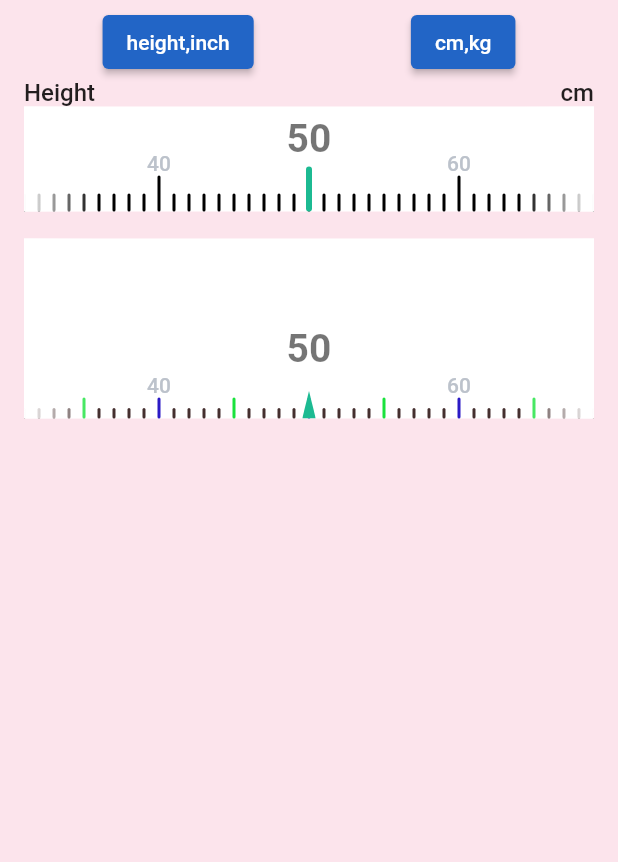
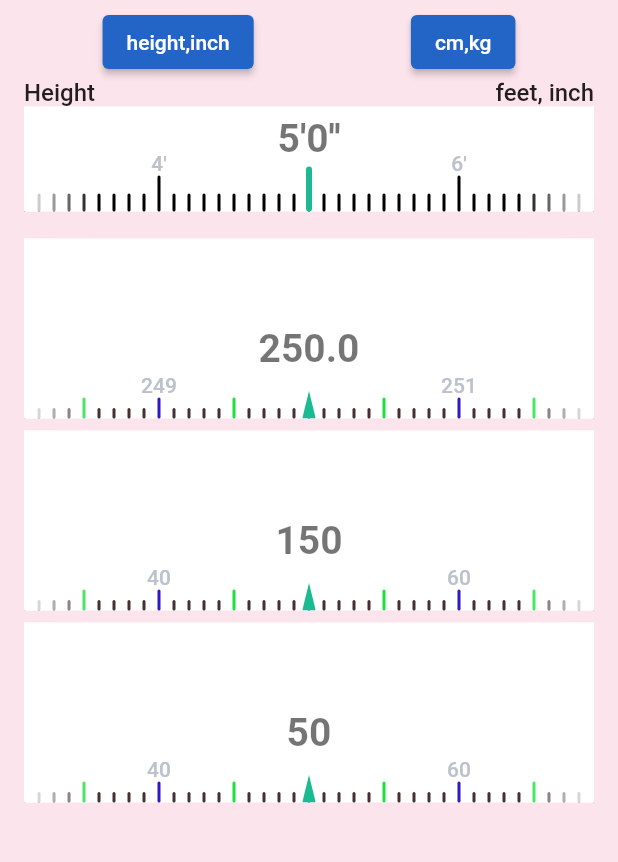
Before and after one commit to lenhatminh0528/Flutter_test, a Flutter app: the screen it shows after launch, on a phone screen of 412 x 824 dp, the part 120-982 px from its top. Run offline on Flutter 3.47's test engine with Material 2 defaults, Android fonts, the light colour scheme and no system bars; missing offline and left inert: dart:ffi, flutter_ruler_picker.

Commit message:
finish ruler scale

```diff
--- a/lib/screens/sign_in.dart
+++ b/lib/screens/sign_in.dart
@@ -19,7 +19,9 @@ class _SignInViewState extends BasePageScreenState<SignInView> with BaseScreen {
   final TextEditingController _firstNameController = TextEditingController();
   RulerPickerController? _rulerPickerController;
   int currentValue = 50;
-  int currentValue2 = 50;
+  int currentValue2 = 2500;
+  int currentValue3 = 150;
+  int currentValue4 = 50;
   String selectType = "height,inch";
   @override
   void initState() {
@@ -79,14 +81,14 @@ class _SignInViewState extends BasePageScreenState<SignInView> with BaseScreen {
                   ),
                   Row(
                     mainAxisAlignment: MainAxisAlignment.spaceBetween,
-                    children: [Text("Height"), Text("cm")],
+                    children: [Text("Height"), Text("feet, inch")],
                   ),
                   MyRulerPicker(
                     width: MediaQuery.of(context).size.width - 32,
                     height: 70,
                     controller: _rulerPickerController!,
                     beginValue: 0,
-                    endValue: 200,
+                    endValue: 100,
                     initValue: currentValue,
                     scaleLineStyleList: const [
                       ScaleLineStyle(
@@ -98,9 +100,9 @@ class _SignInViewState extends BasePageScreenState<SignInView> with BaseScreen {
                         scale: -1,
                       ),
                     ],
-                    // onBuildRulerScalueText: (index, scaleValue) {
-                    //   return ''.toString();
-                    // },
+                    onBuildRulerScalueText: (index, scaleValue) {
+                      return "${(scaleValue / 10).toInt()}'";
+                    },
                     onValueChange: (value) {
                       setState(() {
                         currentValue = value;
@@ -114,7 +116,7 @@ class _SignInViewState extends BasePageScreenState<SignInView> with BaseScreen {
                         Container(
                           // color: Colors.red,
                           child: Text(
-                            currentValue.toString(),
+                            "${(currentValue / 10).toInt().toString()}'${(currentValue % 10).toInt().toString()}''",
                             style: Theme.of(context).textTheme.headline2,
                           ),
                         ),
@@ -134,7 +136,72 @@ class _SignInViewState extends BasePageScreenState<SignInView> with BaseScreen {
                   MyRulerPicker(
                     controller: _rulerPickerController!,
                     beginValue: 0,
-                    endValue: 300,
+                    endValue: 3000,
+                    initValue: currentValue2,
+                    scaleLineStyleList: const [
+                      ScaleLineStyle(
+                          color: Color.fromARGB(255, 43, 26, 197),
+                          width: 2,
+                          height: 14,
+                          scale: 0),
+                      ScaleLineStyle(
+                          color: Color.fromARGB(255, 26, 226, 60),
+                          width: 2,
+                          height: 14,
+                          scale: 5),
+                      ScaleLineStyle(
+                          color: Color.fromARGB(255, 69, 47, 47),
+                          width: 2,
+                          height: 7,
+                          scale: -1)
+                    ],
+                    onBuildRulerScalueText: (index, scaleValue) {
+                      return "${(scaleValue / 10).toInt().toString()}";
+                    },
+                    onValueChange: (value) {
+                      setState(() {
+                        currentValue2 = value;
+                      });
+                    },
+                    width: MediaQuery.of(context).size.width - 32,
+                    height: 120,
+                    rulerMarginTop: 8,
+                    marker: Column(
+                      mainAxisAlignment: MainAxisAlignment.end,
+                      children: [
+                        Padding(
+                          padding: const EdgeInsets.all(10),
+                          child: Container(
+                            // color: Colors.black,
+                            child: Text(
+                              "${(currentValue2 / 10).toString()}",
+                              style: Theme.of(context).textTheme.headline2,
+                            ),
+                            // child: BackdropFilter(
+                            //   filter:
+                            //       ImageFilter.blur(sigmaX: 3.0, sigmaY: 3.0),
+                            //   child: Text(
+                            //     currentValue2.toString(),
+                            //     style: Theme.of(context).textTheme.headline2,
+                            //   ),
+                            // ),
+                          ),
+                        ),
+                        ClipPath(
+                          clipper: TriangleClipper(),
+                          child: Container(
+                            color: const Color.fromRGBO(28, 186, 146, 1),
+                            height: 22,
+                            width: 9,
+                          ),
+                        ),
+                      ],
+                    ),
+                  ),
+                  MyRulerPicker(
+                    controller: _rulerPickerController!,
+                    beginValue: 0,
+                    endValue: 600,
                     initValue: currentValue,
                     scaleLineStyleList: const [
                       ScaleLineStyle(
@@ -153,12 +220,12 @@ class _SignInViewState extends BasePageScreenState<SignInView> with BaseScreen {
                           height: 7,
                           scale: -1)
                     ],
-                    // onBuildRulerScalueText: (index, scaleValue) {
-                    //   return ''.toString();
-                    // },
+                    onBuildRulerScalueText: (index, scaleValue) {
+                      return "${scaleValue.toString()}";
+                    },
                     onValueChange: (value) {
                       setState(() {
-                        currentValue2 = value;
+                        currentValue3 = value;
                       });
                     },
                     width: MediaQuery.of(context).size.width - 32,
@@ -172,7 +239,72 @@ class _SignInViewState extends BasePageScreenState<SignInView> with BaseScreen {
                           child: Container(
                             // color: Colors.black,
                             child: Text(
-                              currentValue2.toString(),
+                              "${currentValue3.toString()}",
+                              style: Theme.of(context).textTheme.headline2,
+                            ),
+                            // child: BackdropFilter(
+                            //   filter:
+                            //       ImageFilter.blur(sigmaX: 3.0, sigmaY: 3.0),
+                            //   child: Text(
+                            //     currentValue2.toString(),
+                            //     style: Theme.of(context).textTheme.headline2,
+                            //   ),
+                            // ),
+                          ),
+                        ),
+                        ClipPath(
+                          clipper: TriangleClipper(),
+                          child: Container(
+                            color: const Color.fromRGBO(28, 186, 146, 1),
+                            height: 22,
+                            width: 9,
+                          ),
+                        ),
+                      ],
+                    ),
+                  ),
+                  MyRulerPicker(
+                    controller: _rulerPickerController!,
+                    beginValue: 0,
+                    endValue: 200,
+                    initValue: currentValue4,
+                    scaleLineStyleList: const [
+                      ScaleLineStyle(
+                          color: Color.fromARGB(255, 43, 26, 197),
+                          width: 2,
+                          height: 14,
+                          scale: 0),
+                      ScaleLineStyle(
+                          color: Color.fromARGB(255, 26, 226, 60),
+                          width: 2,
+                          height: 14,
+                          scale: 5),
+                      ScaleLineStyle(
+                          color: Color.fromARGB(255, 69, 47, 47),
+                          width: 2,
+                          height: 7,
+                          scale: -1)
+                    ],
+                    onBuildRulerScalueText: (index, scaleValue) {
+                      return "${scaleValue.toString()}";
+                    },
+                    onValueChange: (value) {
+                      setState(() {
+                        currentValue4 = value;
+                      });
+                    },
+                    width: MediaQuery.of(context).size.width - 32,
+                    height: 120,
+                    rulerMarginTop: 8,
+                    marker: Column(
+                      mainAxisAlignment: MainAxisAlignment.end,
+                      children: [
+                        Padding(
+                          padding: const EdgeInsets.all(10),
+                          child: Container(
+                            // color: Colors.black,
+                            child: Text(
+                              "${currentValue4.toString()}",
                               style: Theme.of(context).textTheme.headline2,
                             ),
                             // child: BackdropFilter(
--- a/lib/widgets/ruler.dart
+++ b/lib/widgets/ruler.dart
@@ -17,9 +17,6 @@ class RulerPickerController extends ValueNotifier<int> {
 
 typedef ValueChangedCallback = void Function(int value);
 
-/// RulerPicker 标尺选择器
-/// [width] 必须是具体的值，包括父级container的width，不能是 double.infinity，
-/// 可以传入MediaQuery.of(context).size.width
 class MyRulerPicker extends StatefulWidget {
   final int selectedValue;
   final ValueChangedCallback onValueChange;
```
